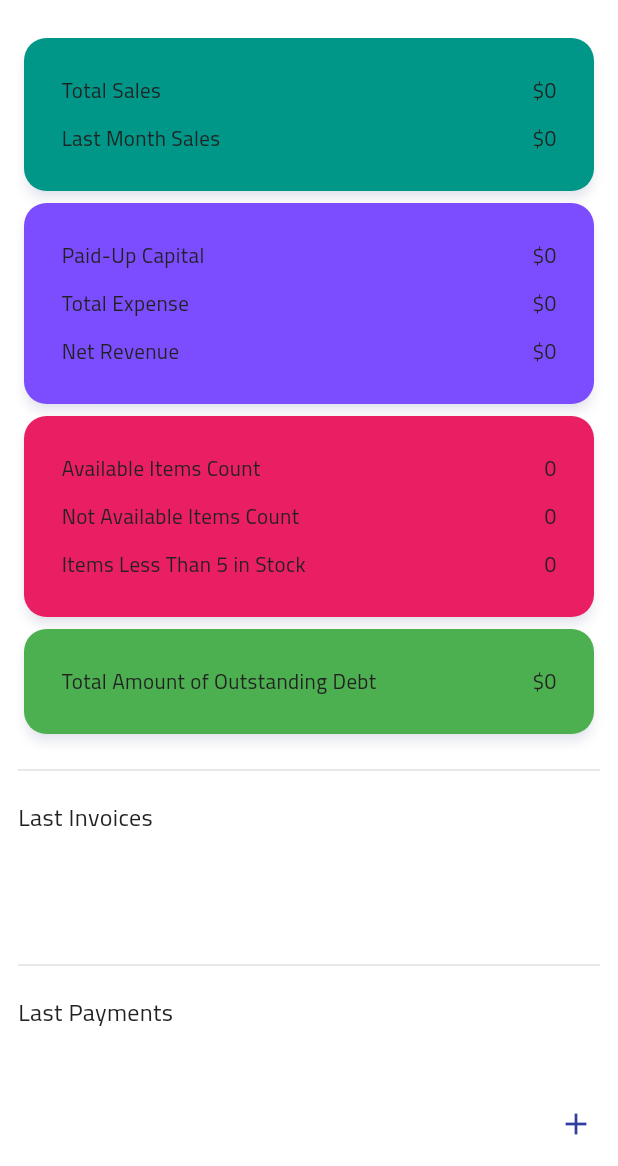
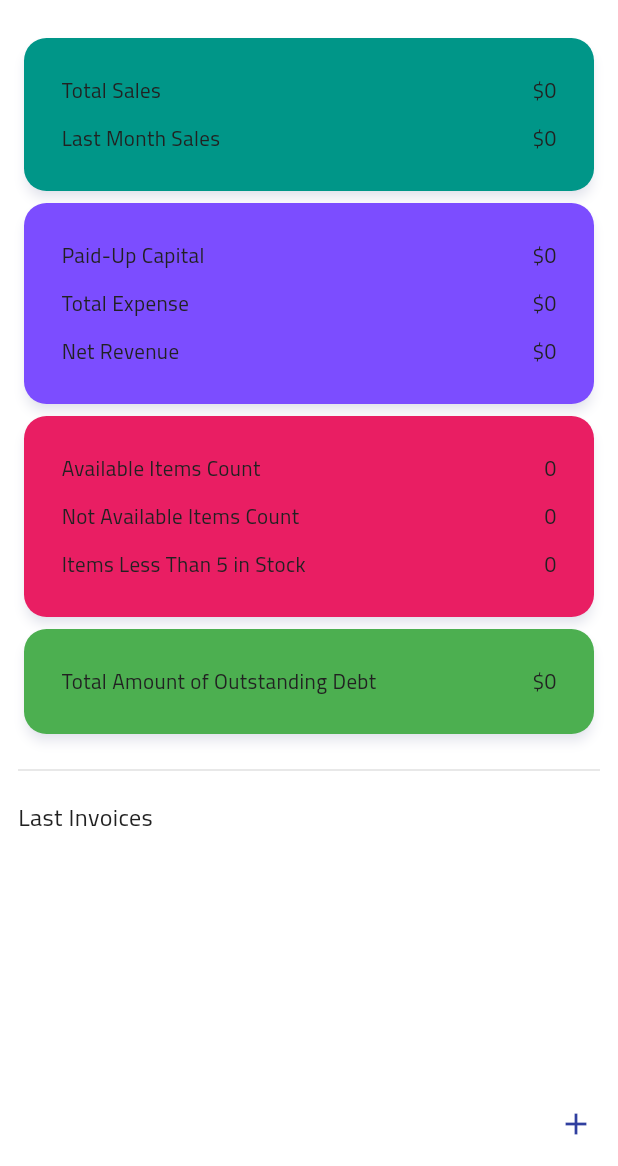
Before and after one commit to abdulrasol/store_management, a Flutter app: the Home screen opened by its route, on a phone screen of 412 x 824 dp, the part 70-1236 px from its top. Run offline on Flutter 3.47's test engine with Material 3 defaults, Android fonts, the phone set to English and light mode, and no system bars; our stand-ins replace flutter_typeahead, get, image_picker, objectbox, pdf, permission_handler and 3 more; missing offline and left inert: file_selector, simple_speed_dial, validatorless; accounts and stored records are empty; generated files the repository leaves out were written again; statements that could not run were skipped.

Commit message:
add some futureas and fix somes bugs

```diff
--- a/lib/ui/customer_edit.dart
+++ b/lib/ui/customer_edit.dart
@@ -69,6 +69,7 @@ class _CustomerEditState extends State<CustomerEdit> {
                       Customer customer = Customer(
                           name: nameControll.text, phone: phoneControll.text);
                       customer.id = widget.customer.id;
+                      customer.customerType = widget.customer.customerType;
                       databaseController.addCustomer(customer);
                       Get.back(result: customer);
                     }
--- a/lib/ui/home.dart
+++ b/lib/ui/home.dart
@@ -52,7 +52,8 @@ class _HomeState extends State<Home> {
           ),
         ],
       ),
-      body: Padding(
+      body: SingleChildScrollView(
+        child: Padding(
           padding: const EdgeInsets.all(12),
           child: Column(
             //crossAxisAlignment: Cr,
@@ -97,13 +98,15 @@ class _HomeState extends State<Home> {
                                   databaseController.inovices
                                       .where((invoice) =>
                                           invoice.date >
-                                        DateTime.now().millisecondsSinceEpoch -
+                                          DateTime.now()
+                                                  .millisecondsSinceEpoch -
                                               2629800000)
                                       .toList()
                                       .fold(
                                         0,
                                         (num previousValue, element) =>
-                                          previousValue + element.pricetoPay(),
+                                            previousValue +
+                                            element.pricetoPay(),
                                       ),
                                 ),
                               ),
@@ -128,7 +131,8 @@ class _HomeState extends State<Home> {
                               () => Text(
                                 settingsController.currencyFormatter(
                                   (-1 *
-                                        databaseController.supplierTransactions
+                                          databaseController
+                                              .supplierTransactions
                                               .where((tran) => tran.amount < 0)
                                               .toList()
                                               .fold(
@@ -245,9 +249,7 @@ class _HomeState extends State<Home> {
                   )
                 ],
               ),
-            Expanded(
-              flex: 1,
-              child: Obx(
+              Obx(
                 () => invoicesView(
                   databaseController.inovices
                       .getRange(
@@ -258,31 +260,29 @@ class _HomeState extends State<Home> {
                       .toList(),
                 ),
               ),
-            ),
-            Divider(),
+              //   Divider(),
               verSpace,
-            Row(
-              children: [
-                Text(
-                  'Last Payments'.tr,
-                  style: TextStyle(fontSize: 16),
-                )
+              // Row(
+              //   children: [
+              //     Text(
+              //       'Last Payments'.tr,
+              //       style: TextStyle(fontSize: 16),
+              //     )
+              //   ],
+              // ),
+              // Obx(() => transactionsView(
+              //       databaseController.customersTransactions
+              //           .getRange(
+              //               0,
+              //               databaseController.customersTransactions.length >
+              //                       10
+              //                   ? 10
+              //                   : databaseController
+              //                       .customersTransactions.length)
+              //           .toList(),
+              //     )),
             ],
           ),
-            Expanded(
-              flex: 1,
-              child: Obx(() => transactionsView(
-                    databaseController.customersTransactions
-                        .getRange(
-                            0,
-                            databaseController.customersTransactions.length > 10
-                                ? 10
-                                : databaseController
-                                    .customersTransactions.length)
-                        .toList(),
-                  )),
-            ),
-          ],
         ),
       ),
       floatingActionButton: SpeedDial(
--- a/lib/ui/invoice_create.dart
+++ b/lib/ui/invoice_create.dart
@@ -68,7 +68,10 @@ class _InvoiceCreateState extends State<InvoiceCreate> {
                       });
                     },
                     suggestionsCallback: (text) {
-                      return databaseController.items.where((item) {
+                      return databaseController.items
+                          .where((item) => item.quantity > 0)
+                          .toList()
+                          .where((item) {
                         return item.name
                             .toLowerCase()
                             .contains(text.toLowerCase());
--- a/lib/ui/invoices_page.dart
+++ b/lib/ui/invoices_page.dart
@@ -33,6 +33,7 @@ class InvoicesPage extends StatelessWidget {
 Widget invoicesView(List<Invoice> inovices) {
   return ListView.builder(
       itemCount: inovices.length,
+      shrinkWrap: true,
       itemBuilder: (context, index) {
         return ListTile(
             title: Text(
--- a/lib/ui/transactions_page.dart
+++ b/lib/ui/transactions_page.dart
@@ -56,6 +56,7 @@ class _TransactionsPageState extends State<TransactionsPage> {
 
 Widget transactionsView(List<Transaction> transactions) {
   return ListView.builder(
+      shrinkWrap: true,
       itemCount: transactions.length,
       itemBuilder: (context, index) {
         return ListTile(
--- a/lib/utils/app_translations.dart
+++ b/lib/utils/app_translations.dart
@@ -66,6 +66,9 @@ class AppTranslations extends Translations {
           'Expense Amount': 'Expense Amount',
           'Expense description': 'Expense Description',
           'Total Expenses': 'Total Expenses',
+          'all': 'all',
+          'This Mounth': 'This Mounth',
+          'This Year': 'This Year',
 
           // Invoices
 
@@ -224,6 +227,9 @@ class AppTranslations extends Translations {
           'Expense Amount': 'مبلغ المصروف',
           'Expense description': 'وصف المصروف',
           'Total Expenses': 'إجمالي المصروفات',
+          'all': 'الكل',
+          'This Mounth': 'هذا الشهر',
+          'This Year': 'هذه السنة',
 
           // Invoices
 
@@ -385,6 +391,9 @@ class AppTranslations extends Translations {
           'Expense Amount': 'مبلغ هزینه',
           'Expense description': 'توضیحات هزینه',
           'Total Expenses': 'کل هزینه‌ها',
+          'all': 'همه',
+          'This Mounth': 'اين ماه',
+          'This Year': 'اين سال',
 
           // Invoices
           'Create New Invoice': 'ایجاد فاکتور جدید',
@@ -574,7 +583,10 @@ class AppTranslations extends Translations {
           "Reset your settings": "Ayarları Sıfırla",
           "Please re-enter your store information":
               "Lütfen Mağaza Bilgilerinizi Yeniden Girin",
-          "Currency Settings": "Para Birimi Ayarları"
+          "Currency Settings": "Para Birimi Ayarları",
+          'all': 'tümü',
+          'This Mounth': 'Bu Ay',
+          'This Year': 'Bu Yıl',
         },
       };
 }
--- a/pubspec.yaml
+++ b/pubspec.yaml
@@ -81,6 +81,8 @@ flutter:
     - assets/png/item.png
     - assets/png/invoce.png
     - assets/png/customer.png
+    - assets/png/logo.png
+    - assets/png/logo.png
 
   fonts:
     - family: Cairo
```
Also changed, not shown: lib/ui/expenses_page.dart (+78 -10 lines), lib/ui/voucher_view.dart (+29 -29 lines), lib/utils/printing/customer_full_invoice_pdf.dart (+13 -7 lines), lib/utils/printing/invoice_pdf.dart (+33 -16 lines), 1 other file. Lines whose indentation alone changed are shown as unchanged.
